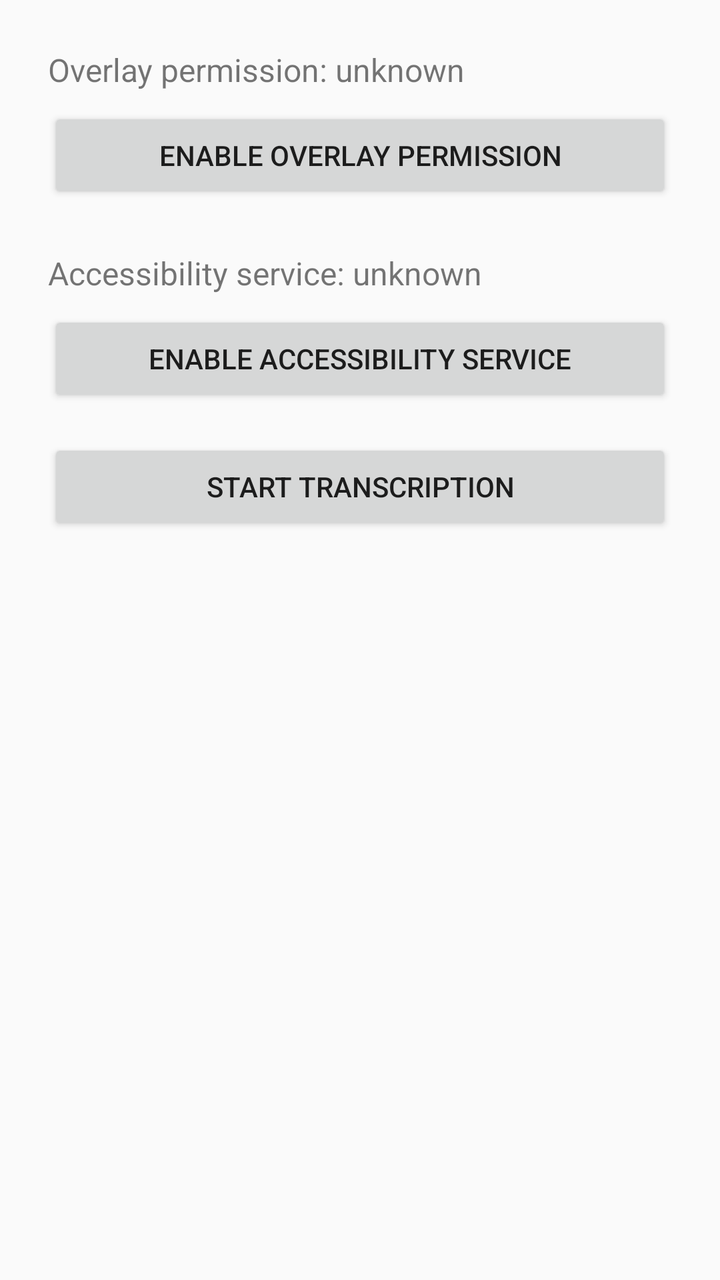
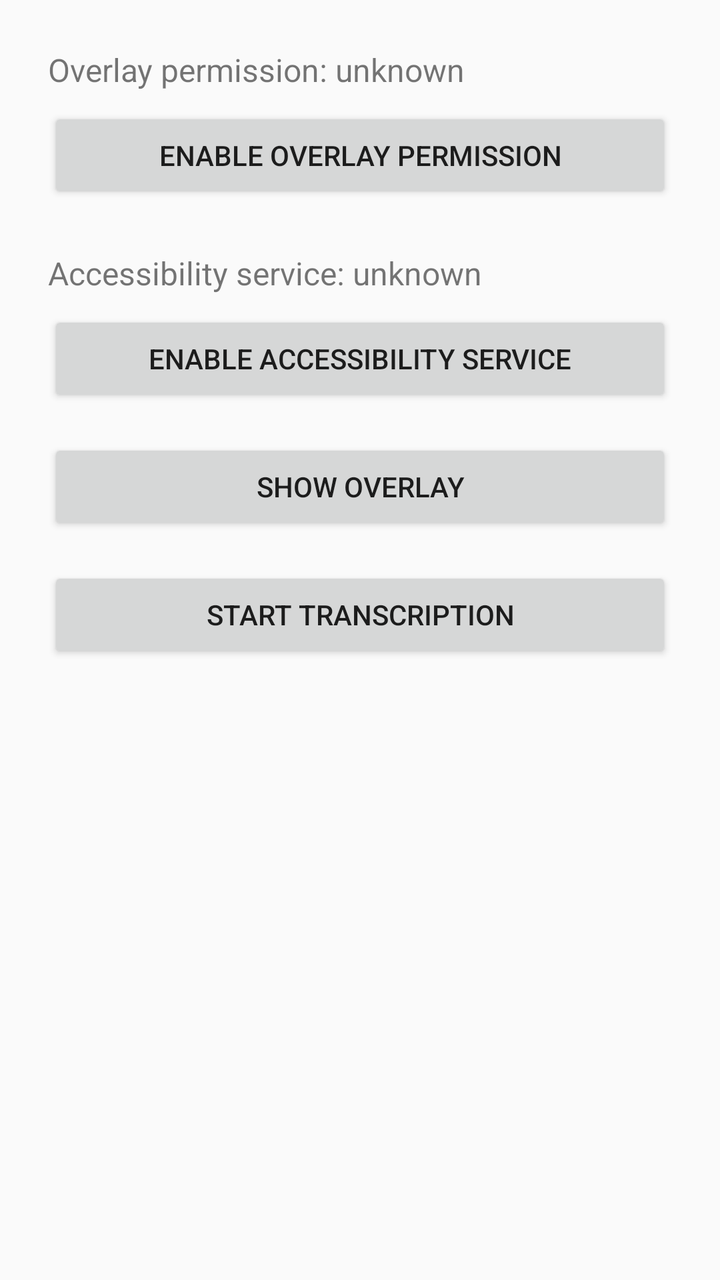

Compare the two renders of this Android layout. The source of the first and the diff that turns it into the second are given below.
<!-- AndroidManifest.xml: application theme Theme.AppCompat.Light.NoActionBar -->
<!-- res/layout/activity_main.xml -->
<?xml version="1.0" encoding="utf-8"?>
<LinearLayout xmlns:android="http://schemas.android.com/apk/res/android"
    android:orientation="vertical"
    android:padding="24dp"
    android:layout_width="match_parent"
    android:layout_height="match_parent">

    
    <TextView
        android:id="@+id/overlayStatus"
        android:layout_width="wrap_content"
        android:layout_height="wrap_content"
        android:text="Overlay permission: unknown"
        android:textSize="16sp"
        android:layout_marginBottom="8dp"/>

    
    <Button
        android:id="@+id/requestOverlayBtn"
        android:layout_width="match_parent"
        android:layout_height="wrap_content"
        android:text="Enable Overlay Permission"
        android:layout_marginBottom="24dp"/>

    
    <TextView
        android:id="@+id/accessibilityStatus"
        android:layout_width="wrap_content"
        android:layout_height="wrap_content"
        android:text="Accessibility service: unknown"
        android:textSize="16sp"
        android:layout_marginBottom="8dp"/>

    
    <Button
        android:id="@+id/requestAccessibilityBtn"
        android:layout_width="match_parent"
        android:layout_height="wrap_content"
        android:text="Enable Accessibility Service" />

    <Button
        android:id="@+id/startTranscriptionBtn"
        android:layout_width="match_parent"
        android:layout_height="wrap_content"
        android:text="Start Transcription"
        android:layout_marginTop="16dp"/>

</LinearLayout>
<!-- resources referenced by this layout -->
<resources>

</resources>

<!-- the commit's change to res/layout/activity_main.xml (unified diff, before → after) -->
@@ -39,6 +39,13 @@
         android:text="Enable Accessibility Service" />
 
     <Button
+        android:id="@+id/showOverlayBtn"
+        android:layout_width="match_parent"
+        android:layout_height="wrap_content"
+        android:text="Show Overlay"
+        android:layout_marginTop="16dp"/>
+
+    <Button
         android:id="@+id/startTranscriptionBtn"
         android:layout_width="match_parent"
         android:layout_height="wrap_content"
